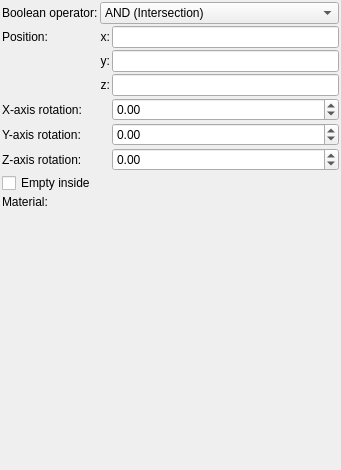
Above: mandelbulber2/formula/ui/primitive_plane.ui from buddhi1980/mandelbulber2 before the change. Below: the same form after it.
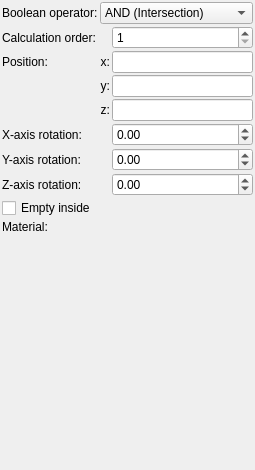
That is the form after the change. Custom widgets are drawn as their Qt base class.

Commit message: Added caclucation order parameter for booleans. Increased speed of loading thumbnals by disablind CalculateDistanceFrompoint when it is not needed

The edit to the form file:
```diff
--- a/mandelbulber2/formula/ui/primitive_plane.ui
+++ b/mandelbulber2/formula/ui/primitive_plane.ui
@@ -6,7 +6,7 @@
    <rect>
     <x>0</x>
     <y>0</y>
-    <width>341</width>
+    <width>255</width>
     <height>470</height>
    </rect>
   </property>
@@ -34,21 +34,21 @@
      <property name="spacing">
       <number>2</number>
      </property>
-     <item row="8" column="0">
+     <item row="9" column="0">
       <widget class="QLabel" name="label_20">
        <property name="text">
         <string>Material:</string>
        </property>
       </widget>
      </item>
-     <item row="4" column="0">
+     <item row="5" column="0">
       <widget class="QLabel" name="label_8">
        <property name="text">
         <string>X-axis rotation:</string>
        </property>
       </widget>
      </item>
-     <item row="2" column="1">
+     <item row="3" column="1">
       <widget class="QLabel" name="label_12">
        <property name="text">
         <string>y:</string>
@@ -58,7 +58,7 @@
        </property>
       </widget>
      </item>
-     <item row="3" column="1">
+     <item row="4" column="1">
       <widget class="QLabel" name="label_13">
        <property name="text">
         <string>z:</string>
@@ -68,7 +68,7 @@
        </property>
       </widget>
      </item>
-     <item row="3" column="2">
+     <item row="4" column="2">
       <widget class="MyLineEdit" name="vect3_position_z">
        <property name="sizePolicy">
         <sizepolicy hsizetype="Expanding" vsizetype="Maximum">
@@ -78,7 +78,7 @@
        </property>
       </widget>
      </item>
-     <item row="5" column="2">
+     <item row="6" column="2">
       <widget class="MyDoubleSpinBox" name="spinboxd3_rotation_y">
        <property name="sizePolicy">
         <sizepolicy hsizetype="Minimum" vsizetype="Maximum">
@@ -106,7 +106,7 @@
        </property>
       </widget>
      </item>
-     <item row="4" column="2">
+     <item row="5" column="2">
       <widget class="MyDoubleSpinBox" name="spinboxd3_rotation_x">
        <property name="sizePolicy">
         <sizepolicy hsizetype="Minimum" vsizetype="Maximum">
@@ -134,14 +134,14 @@
        </property>
       </widget>
      </item>
-     <item row="6" column="0">
+     <item row="7" column="0">
       <widget class="QLabel" name="label_15">
        <property name="text">
         <string>Z-axis rotation:</string>
        </property>
       </widget>
      </item>
-     <item row="2" column="2">
+     <item row="3" column="2">
       <widget class="MyLineEdit" name="vect3_position_y">
        <property name="sizePolicy">
         <sizepolicy hsizetype="Expanding" vsizetype="Maximum">
@@ -151,7 +151,7 @@
        </property>
       </widget>
      </item>
-     <item row="6" column="2">
+     <item row="7" column="2">
       <widget class="MyDoubleSpinBox" name="spinboxd3_rotation_z">
        <property name="sizePolicy">
         <sizepolicy hsizetype="Minimum" vsizetype="Maximum">
@@ -179,7 +179,7 @@
        </property>
       </widget>
      </item>
-     <item row="1" column="2">
+     <item row="2" column="2">
       <widget class="MyLineEdit" name="vect3_position_x">
        <property name="sizePolicy">
         <sizepolicy hsizetype="Expanding" vsizetype="Maximum">
@@ -189,7 +189,7 @@
        </property>
       </widget>
      </item>
-     <item row="8" column="1" colspan="2">
+     <item row="9" column="1" colspan="2">
       <widget class="cMaterialSelector" name="materialselector_material_id" native="true">
        <property name="sizePolicy">
         <sizepolicy hsizetype="Preferred" vsizetype="Minimum">
@@ -199,21 +199,21 @@
        </property>
       </widget>
      </item>
-     <item row="1" column="0">
+     <item row="2" column="0">
       <widget class="QLabel" name="label_10">
        <property name="text">
         <string>Position:</string>
        </property>
       </widget>
      </item>
-     <item row="7" column="0" colspan="3">
+     <item row="8" column="0" colspan="3">
       <widget class="MyCheckBox" name="checkBox_empty">
        <property name="text">
         <string>Empty inside</string>
        </property>
       </widget>
      </item>
-     <item row="1" column="1">
+     <item row="2" column="1">
       <widget class="QLabel" name="label_11">
        <property name="text">
         <string>x:</string>
@@ -223,7 +223,7 @@
        </property>
       </widget>
      </item>
-     <item row="5" column="0">
+     <item row="6" column="0">
       <widget class="QLabel" name="label_9">
        <property name="text">
         <string>Y-axis rotation:</string>
@@ -273,6 +273,35 @@
        </item>
       </widget>
      </item>
+     <item row="1" column="0">
+      <widget class="QLabel" name="label_22">
+       <property name="text">
+        <string>Calculation order:</string>
+       </property>
+       <property name="wordWrap">
+        <bool>true</bool>
+       </property>
+      </widget>
+     </item>
+     <item row="1" column="2">
+      <widget class="MySpinBox" name="spinboxInt_calculation_order">
+       <property name="sizePolicy">
+        <sizepolicy hsizetype="Minimum" vsizetype="Maximum">
+         <horstretch>0</horstretch>
+         <verstretch>0</verstretch>
+        </sizepolicy>
+       </property>
+       <property name="toolTip">
+        <string>&lt;html&gt;&lt;head/&gt;&lt;body&gt;&lt;p&gt;Order of calculation boolean operators. Object with lower number will be calculated first.&lt;/p&gt;&lt;/body&gt;&lt;/html&gt;</string>
+       </property>
+       <property name="minimum">
+        <number>1</number>
+       </property>
+       <property name="maximum">
+        <number>9999</number>
+       </property>
+      </widget>
+     </item>
     </layout>
    </item>
    <item>
@@ -317,6 +346,11 @@
    <extends>QComboBox</extends>
    <header>my_combo_box.h</header>
   </customwidget>
+  <customwidget>
+   <class>MySpinBox</class>
+   <extends>QSpinBox</extends>
+   <header>my_spin_box.h</header>
+  </customwidget>
  </customwidgets>
  <tabstops>
   <tabstop>vect3_position_x</tabstop>
```
Left out of the diff: 3 changed lines with no effect on the pictures. The commit also changes 13 other files.
